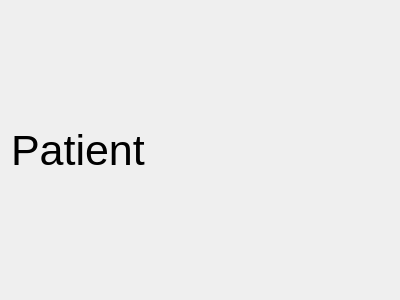
This is patient_dialog.ui in swifteen/test_widget_switch as Qt 5 draws it before an edit. The edited form follows.
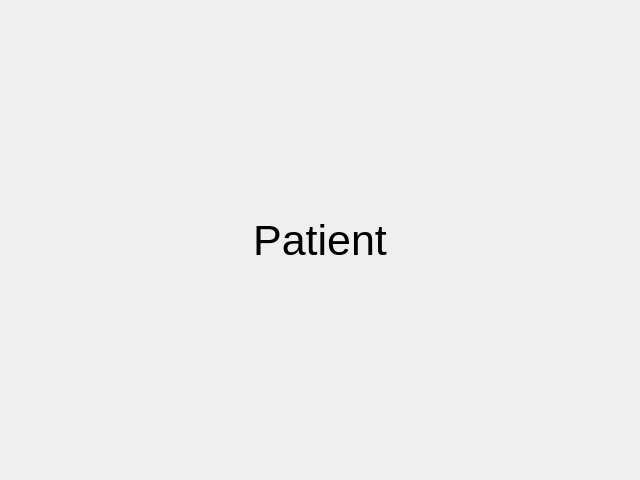
This is the edited form.

The edit to the form file:
```diff
--- a/patient_dialog.ui
+++ b/patient_dialog.ui
@@ -6,8 +6,8 @@
    <rect>
     <x>0</x>
     <y>0</y>
-    <width>400</width>
-    <height>300</height>
+    <width>640</width>
+    <height>480</height>
    </rect>
   </property>
   <property name="windowTitle">
@@ -24,6 +24,9 @@
      <property name="text">
       <string>Patient</string>
      </property>
+     <property name="alignment">
+      <set>Qt::AlignCenter</set>
+     </property>
     </widget>
    </item>
   </layout>
```
